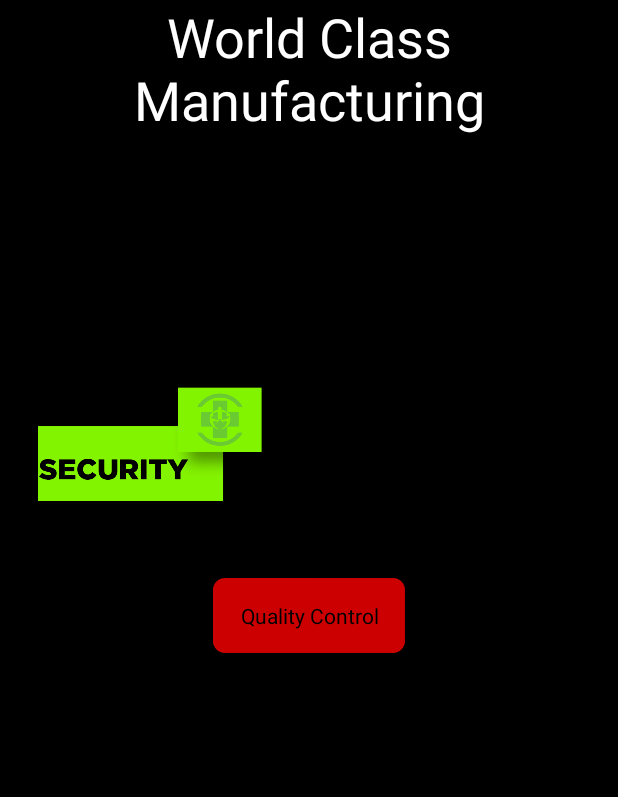
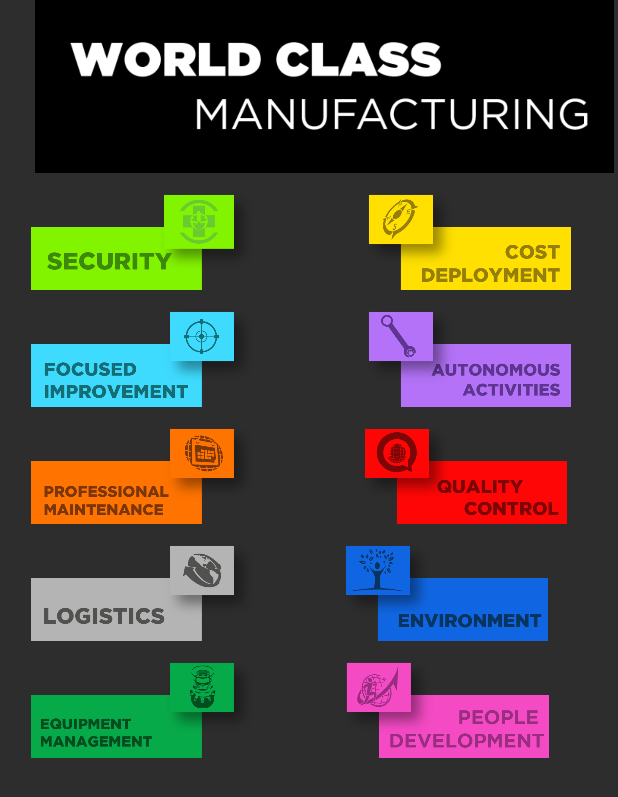
Before and after one commit to jcrogar/Androide, an Android app: the screen it shows after launch (MainActivity), on a phone screen of 412 x 824 dp. Shown: the top 797 px of the screen. Run offline under Robolectric (Android 15) with nearby library versions, the phone set to English and light mode, and no system bars.

Commit message:
Third Commit

```diff
--- a/app/src/main/java/wcm/jcrogar/fca/wcm/MainActivity.java
+++ b/app/src/main/java/wcm/jcrogar/fca/wcm/MainActivity.java
@@ -10,10 +10,8 @@ import android.widget.ImageButton;
 import java.security.Security;
 
 public class MainActivity extends AppCompatActivity {
-    Button btnQualitySgt;
-    ImageButton btnCostDeploymentSgt;
-    ImageButton btnAmbientalSgt;
-    ImageButton btnFocusedImprovmentSgt;
+    ImageButton btnQualitySgt;
+
     ImageButton btnSecuritySgt;
 
 
@@ -22,7 +20,7 @@ public class MainActivity extends AppCompatActivity {
         super.onCreate(savedInstanceState);
         setContentView(R.layout.activity_main);
         btnSecuritySgt = (ImageButton) findViewById(R.id.btnSecurity);
-        btnQualitySgt = (Button)findViewById(R.id.btnQuality);
+        btnQualitySgt = (ImageButton) findViewById(R.id.btnQuality);
 
 
         btnQualitySgt.setOnClickListener(new View.OnClickListener() {
--- a/app/src/main/res/layout-v21/activity_main.xml
+++ b/app/src/main/res/layout-v21/activity_main.xml
@@ -4,73 +4,161 @@
     xmlns:tools="http://schemas.android.com/tools"
     android:layout_width="match_parent"
     android:layout_height="match_parent"
-    android:background="@android:color/black"
+    android:background="@color/colorAccent"
     tools:context="wcm.jcrogar.fca.wcm.MainActivity"
     tools:layout_editor_absoluteX="0dp"
     tools:layout_editor_absoluteY="81dp">
 
-    <TextView
-        android:id="@+id/textView21"
-        android:layout_width="0dp"
-        android:layout_height="91dp"
+    <ImageButton
+        android:id="@+id/btnSecurity"
+        android:layout_width="162dp"
+        android:layout_height="70dp"
+        android:layout_marginLeft="16dp"
+        android:layout_marginTop="8dp"
+        android:adjustViewBounds="false"
+        android:background="@color/colorAccent"
+        android:cropToPadding="false"
+        android:scaleType="centerInside"
+        app:layout_constraintLeft_toLeftOf="parent"
+        app:layout_constraintTop_toBottomOf="@+id/imageView4"
+        app:srcCompat="@drawable/secuuu" />
+
+    <ImageView
+        android:id="@+id/imageView4"
+        android:layout_width="386dp"
+        android:layout_height="115dp"
+        android:layout_marginLeft="8dp"
+        android:layout_marginRight="-1dp"
+        android:layout_marginTop="0dp"
+        android:adjustViewBounds="false"
         android:background="@android:color/background_dark"
-        android:gravity="center_vertical|center_horizontal"
-        android:text="World Class Manufacturing"
-        android:textAppearance="@style/TextAppearance.AppCompat.Body1"
-        android:textColor="@android:color/background_light"
-        android:textSize="36sp"
-        tools:layout_constraintTop_creator="1"
-        tools:layout_constraintRight_creator="1"
+        android:cropToPadding="false"
+        android:scaleType="centerCrop"
+        app:layout_constraintHorizontal_bias="0.8"
+        app:layout_constraintLeft_toLeftOf="parent"
         app:layout_constraintRight_toRightOf="parent"
-        tools:layout_constraintLeft_creator="1"
-        app:layout_constraintLeft_toLeftOf="parent"
         app:layout_constraintTop_toTopOf="parent"
-        app:layout_constraintHorizontal_bias="0.0" />
-
-    <Button
-        android:id="@+id/btnQuality"
-        style="@android:style/Widget.Button"
-        android:layout_width="0dp"
-        android:layout_height="50dp"
-        android:layout_marginEnd="142dp"
-        android:layout_marginStart="142dp"
-        android:background="@android:drawable/ic_notification_overlay"
-        android:backgroundTint="@android:color/holo_red_dark"
-        android:text="Quality Control"
-        android:textAppearance="@style/TextAppearance.AppCompat"
-        tools:layout_constraintTop_creator="1"
-        tools:layout_constraintRight_creator="1"
-        tools:layout_constraintBottom_creator="1"
-        app:layout_constraintBottom_toBottomOf="parent"
-        app:layout_constraintRight_toRightOf="parent"
-        tools:layout_constraintLeft_creator="1"
-        app:layout_constraintLeft_toLeftOf="parent"
-        app:layout_constraintTop_toTopOf="parent"
-        android:layout_marginLeft="142dp"
-        android:layout_marginRight="142dp"
-        app:layout_constraintHorizontal_bias="0.0"
-        app:layout_constraintVertical_bias="0.498" />
+        app:srcCompat="@drawable/titulo" />
 
     <ImageButton
-        android:id="@+id/btnSecurity"
-        android:layout_width="158dp"
-        android:layout_height="83dp"
-        android:layout_marginStart="25dp"
-        android:adjustViewBounds="false"
-        android:background="@android:color/black"
-        android:cropToPadding="false"
-        android:nestedScrollingEnabled="false"
-        android:scaleType="centerCrop"
-        app:srcCompat="@drawable/logsecurity"
-        tools:layout_constraintTop_creator="1"
-        tools:layout_constraintBottom_creator="1"
-        app:layout_constraintBottom_toBottomOf="@+id/btnQuality"
-        android:layout_marginTop="96dp"
-        tools:layout_constraintLeft_creator="1"
-        android:layout_marginBottom="101dp"
+        android:id="@+id/imageButton3"
+        android:layout_width="162dp"
+        android:layout_height="70dp"
+        android:layout_marginLeft="8dp"
+        android:layout_marginRight="8dp"
+        android:layout_marginTop="8dp"
+        android:background="@color/colorAccent"
+        android:scaleType="centerInside"
+        app:layout_constraintHorizontal_bias="0.777"
+        app:layout_constraintLeft_toRightOf="@+id/btnSecurity"
+        app:layout_constraintRight_toRightOf="parent"
+        app:layout_constraintTop_toBottomOf="@+id/imageView4"
+        app:srcCompat="@drawable/cost" />
+
+    <ImageButton
+        android:id="@+id/imageButton4"
+        android:layout_width="162dp"
+        android:layout_height="70dp"
+        android:layout_marginLeft="16dp"
+        android:layout_marginTop="8dp"
+        android:background="@color/colorAccent"
+        android:scaleType="centerInside"
         app:layout_constraintLeft_toLeftOf="parent"
-        app:layout_constraintTop_toTopOf="@+id/textView21"
-        android:layout_marginLeft="25dp"
-        app:layout_constraintVertical_bias="1.0" />
+        app:layout_constraintTop_toBottomOf="@+id/btnSecurity"
+        app:srcCompat="@drawable/focus" />
+
+    <ImageButton
+        android:id="@+id/imageButton5"
+        android:layout_width="162dp"
+        android:layout_height="70dp"
+        android:layout_marginRight="8dp"
+        android:layout_marginTop="8dp"
+        android:background="@color/colorAccent"
+        android:scaleType="centerInside"
+        app:layout_constraintRight_toRightOf="parent"
+        app:layout_constraintTop_toBottomOf="@+id/imageButton3"
+        app:srcCompat="@drawable/auto"
+        app:layout_constraintLeft_toRightOf="@+id/imageButton4"
+        android:layout_marginLeft="8dp"
+        app:layout_constraintHorizontal_bias="0.777" />
+
+    <ImageButton
+        android:id="@+id/imageButton6"
+        android:layout_width="162dp"
+        android:layout_height="70dp"
+        android:layout_marginLeft="16dp"
+        android:layout_marginTop="8dp"
+        android:background="@color/colorAccent"
+        android:scaleType="centerInside"
+        app:layout_constraintLeft_toLeftOf="parent"
+        app:layout_constraintTop_toBottomOf="@+id/imageButton4"
+        app:srcCompat="@drawable/prof" />
+
+    <ImageButton
+        android:id="@+id/btnQuality"
+        android:layout_width="162dp"
+        android:layout_height="70dp"
+        android:layout_marginLeft="8dp"
+        android:layout_marginRight="8dp"
+        android:layout_marginTop="8dp"
+        android:background="@color/colorAccent"
+        android:scaleType="centerInside"
+        app:layout_constraintHorizontal_bias="0.722"
+        app:layout_constraintLeft_toRightOf="@+id/imageButton6"
+        app:layout_constraintRight_toRightOf="parent"
+        app:layout_constraintTop_toBottomOf="@+id/imageButton5"
+        app:srcCompat="@drawable/qual" />
+
+    <ImageButton
+        android:id="@+id/imageButton8"
+        android:layout_width="162dp"
+        android:layout_height="70dp"
+        android:layout_marginLeft="16dp"
+        android:layout_marginTop="8dp"
+        android:background="@color/colorAccent"
+        android:scaleType="centerInside"
+        app:layout_constraintLeft_toLeftOf="parent"
+        app:layout_constraintTop_toBottomOf="@+id/imageButton6"
+        app:srcCompat="@drawable/log" />
+
+    <ImageButton
+        android:id="@+id/imageButton9"
+        android:layout_width="162dp"
+        android:layout_height="70dp"
+        android:layout_marginRight="8dp"
+        android:layout_marginTop="8dp"
+        android:background="@color/colorAccent"
+        android:scaleType="centerInside"
+        app:layout_constraintRight_toRightOf="parent"
+        app:layout_constraintTop_toBottomOf="@+id/btnQuality"
+        app:srcCompat="@drawable/envi"
+        app:layout_constraintLeft_toRightOf="@+id/imageButton8"
+        android:layout_marginLeft="8dp" />
+
+    <ImageButton
+        android:id="@+id/imageButton10"
+        android:layout_width="162dp"
+        android:layout_height="70dp"
+        android:layout_marginLeft="16dp"
+        android:layout_marginTop="8dp"
+        android:background="@color/colorAccent"
+        android:scaleType="centerInside"
+        app:layout_constraintLeft_toLeftOf="parent"
+        app:layout_constraintTop_toBottomOf="@+id/imageButton8"
+        app:srcCompat="@drawable/equip" />
+
+    <ImageButton
+        android:id="@+id/imageButton11"
+        android:layout_width="162dp"
+        android:layout_height="70dp"
+        android:layout_marginRight="8dp"
+        android:layout_marginTop="8dp"
+        android:background="@color/colorAccent"
+        android:scaleType="centerInside"
+        app:layout_constraintRight_toRightOf="parent"
+        app:layout_constraintTop_toBottomOf="@+id/imageButton9"
+        app:srcCompat="@drawable/peopl"
+        app:layout_constraintLeft_toRightOf="@+id/imageButton10"
+        android:layout_marginLeft="8dp" />
 
 </android.support.constraint.ConstraintLayout>
--- a/app/src/main/res/values/colors.xml
+++ b/app/src/main/res/values/colors.xml
@@ -2,5 +2,5 @@
 <resources>
     <color name="colorPrimary">#040404</color>
     <color name="colorPrimaryDark">#0a11f7</color>
-    <color name="colorAccent">#050505</color>
+    <color name="colorAccent">#2d2d2d</color>
 </resources>
```
Also changed, not shown: app/src/main/res/layout/quality_control.xml (+48 -48 lines), app/src/main/res/layout/quality_control_2.xml (+38 -38 lines), app/src/main/res/layout/quality_control_3.xml (+24 -24 lines), app/src/main/res/drawable/auto.png (added), app/src/main/res/drawable/cost.png (added), app/src/main/res/drawable/envi.png (added), app/src/main/res/drawable/equip.png (added), app/src/main/res/drawable/focus.png (added), app/src/main/res/drawable/log.png (added), app/src/main/res/drawable/peopl.png (added), app/src/main/res/drawable/prof.png (added), app/src/main/res/drawable/qual.png (added), app/src/main/res/drawable/secuuu.png (added).
